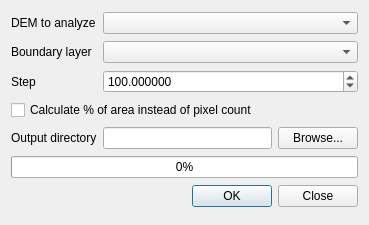
Before: the Qt Designer form ui/hypsometrydialogbase.ui in mlt/hypsometry, drawn with Qt 5.
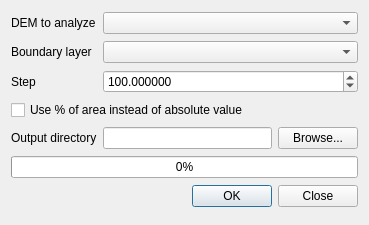
After: the same form once the commit is applied.

```diff
--- a/ui/hypsometrydialogbase.ui
+++ b/ui/hypsometrydialogbase.ui
@@ -64,7 +64,7 @@
    <item row="3" column="0" colspan="3">
     <widget class="QCheckBox" name="chkAreaPercentage">
      <property name="text">
-      <string>Calculate % of area instead of pixel count</string>
+      <string>Use % of area instead of absolute value</string>
      </property>
     </widget>
    </item>
```
